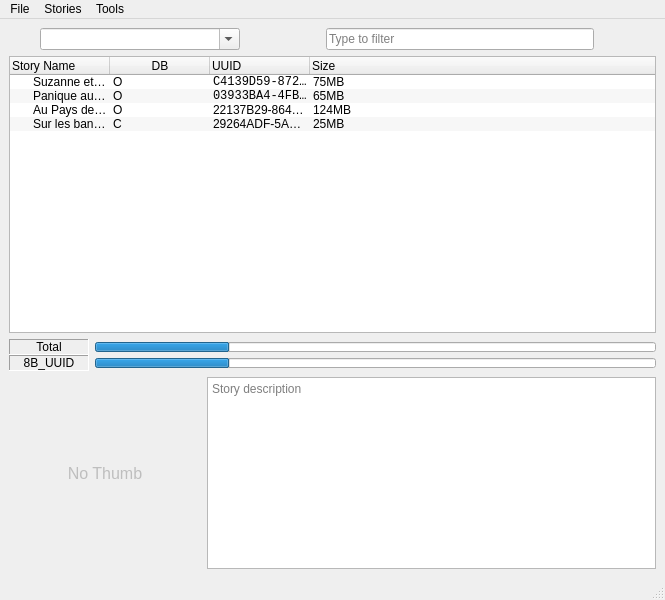
This is pkg/ui/main.ui in o-daneel/Lunii.QT as Qt 5 draws it before an edit. The edited form follows.
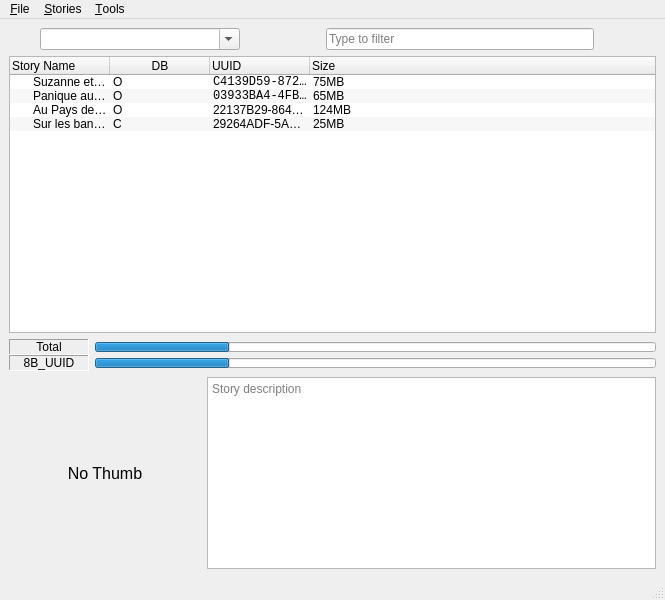
This is the edited form. Icons and pictures are not drawn.

Diff of the .ui file:
```diff
--- a/pkg/ui/main.ui
+++ b/pkg/ui/main.ui
@@ -431,7 +431,7 @@
       <item>
        <widget class="QLabel" name="lbl_picture">
         <property name="enabled">
-         <bool>false</bool>
+         <bool>true</bool>
         </property>
         <property name="sizePolicy">
          <sizepolicy hsizetype="Preferred" vsizetype="Minimum">
@@ -506,14 +506,14 @@
    </property>
    <widget class="QMenu" name="menuFile">
     <property name="title">
-     <string>File</string>
+     <string>&amp;File</string>
     </property>
     <addaction name="separator"/>
     <addaction name="actionExit"/>
    </widget>
    <widget class="QMenu" name="menuTools">
     <property name="title">
-     <string>Tools</string>
+     <string>&amp;Tools</string>
     </property>
     <addaction name="actionShow_size"/>
     <addaction name="actionShow_story_details"/>
@@ -521,7 +521,7 @@
    </widget>
    <widget class="QMenu" name="menuStory">
     <property name="title">
-     <string>Stories</string>
+     <string>&amp;Stories</string>
     </property>
     <addaction name="actionMove_Top"/>
     <addaction name="actionMove_Up"/>
```
Left out of the diff: 15 changed lines with no effect on the pictures.
